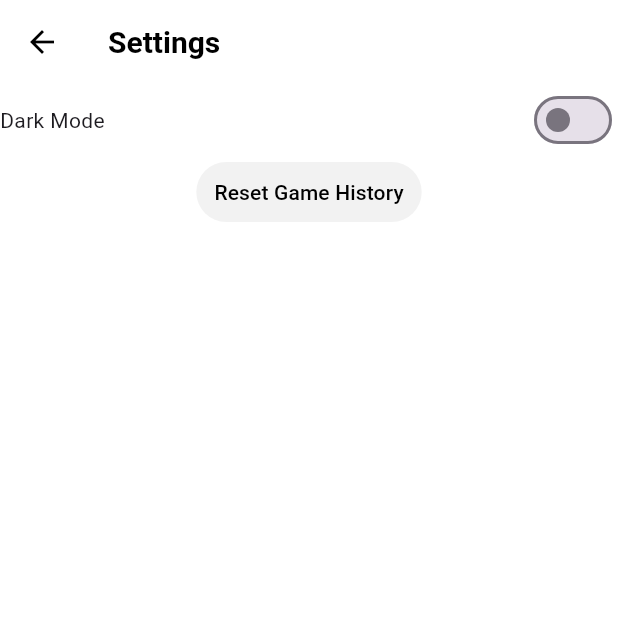
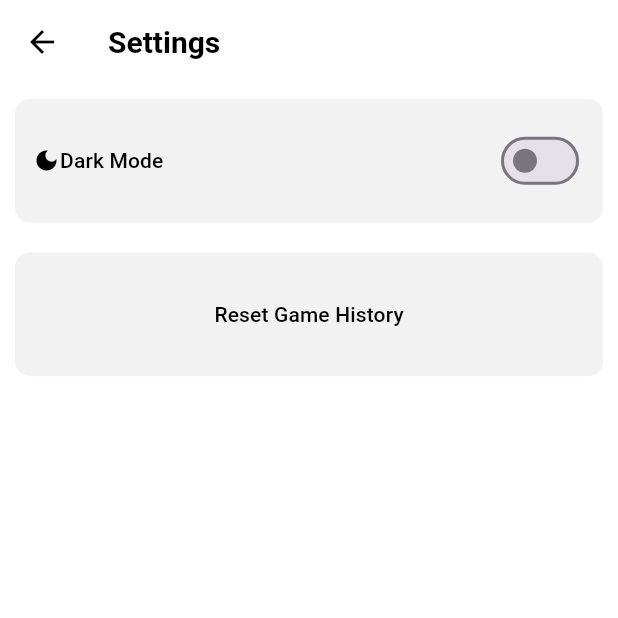
Before and after one commit to AdamBrown04/mad_assessment_baV2, a Flutter app: the SettingsScreen screen opened directly, on a phone screen of 412 x 824 dp, the top half of it. Run offline on Flutter 3.47's test engine with Material 3 defaults, Android fonts, the phone set to English and light mode, and no system bars; our stand-ins replace awesome_notifications, image_picker, permission_handler, sqflite; accounts and stored records are empty.

Commit message:
updated userSettingScreen for better looking UI

```diff
--- a/lib/widgets/gameSetupWidgets/newGameScreen.dart
+++ b/lib/widgets/gameSetupWidgets/newGameScreen.dart
@@ -1,8 +1,5 @@
-import 'dart:io';
-
 import 'package:flutter/material.dart';
 import 'package:mad_assessment_ba/providers/gameDetailsProvider.dart';
-import 'package:mad_assessment_ba/services/notification_services.dart';
 import 'package:mad_assessment_ba/widgets/currentGameScreen.dart';
 import 'package:mad_assessment_ba/widgets/gameSetupWidgets/selectGameTypeScreen.dart';
 import 'package:permission_handler/permission_handler.dart';
--- a/lib/widgets/userSettingsScreen.dart
+++ b/lib/widgets/userSettingsScreen.dart
@@ -21,30 +21,68 @@ class _SettingsScreenState extends State<SettingsScreen> {
       ),
       body: SafeArea(
         child: Column(
+          crossAxisAlignment: CrossAxisAlignment.stretch,
           children: [
-            Row(
-              mainAxisAlignment: MainAxisAlignment.spaceBetween,
+            Padding(
+              padding: const EdgeInsets.all(10),
+              child: SizedBox(
+                height: MediaQuery.of(context).size.height * 0.1,
+                child: TextButton(
+                  onPressed: () {
+                    setState(() {
+                      BAScorekeep.isDarkMode.value = !BAScorekeep.isDarkMode.value;
+                    });
+                  },
+                  style: TextButton.styleFrom(
+                    shape: RoundedRectangleBorder(
+                      borderRadius: BorderRadius.circular(10),
+                    ),
+                  ),
+                  child: Row(
                     children: [
+                      Icon(Icons.dark_mode),
                       Text("Dark Mode"),
+                      Spacer(),
                       ValueListenableBuilder<bool>(
                         valueListenable: BAScorekeep.isDarkMode,
-                  builder: (context, isDark, child) {
+                        builder: (context, isDarkMode, child) {
                           return Switch(
-                      value: isDark,
+                            value: isDarkMode,
                             onChanged: (value) {
-                        BAScorekeep.isDarkMode.value = value; // Update theme
-                        BAScorekeep()
-                            .updateDarkModePreference(value); // Save to file
+                              setState(() {
+                                isDarkMode = value;
+                              });
+                              BAScorekeep.isDarkMode.value =
+                                  value; // Update theme
+                              BAScorekeep().updateDarkModePreference(
+                                  value); // Save to file
                             },
                           );
                         },
                       ),
                     ],
                   ),
-            TextButton(onPressed: (){
-              Databaseservices.resetDatabase(); // Reset player information // Reset game history
+                ),
+              ),
+            ),
+            Padding(
+              padding: const EdgeInsets.all(10),
+              child: SizedBox(
+                height: MediaQuery.of(context).size.height * 0.1,
+                child: TextButton(
+                    style: TextButton.styleFrom(
+                      shape: RoundedRectangleBorder(
+                        borderRadius: BorderRadius.circular(10),
+                      ),
+                    ),
+                    onPressed: () {
+                      Databaseservices
+                          .resetDatabase(); // Reset player information // Reset game history
                       Navigator.pop(context); // Close settings screen
-            }, child: Text("Reset Game History")),
+                    },
+                    child: Text("Reset Game History")),
+              ),
+            ),
           ],
         ),
       ),
```
Lines whose indentation alone changed are shown as unchanged.
